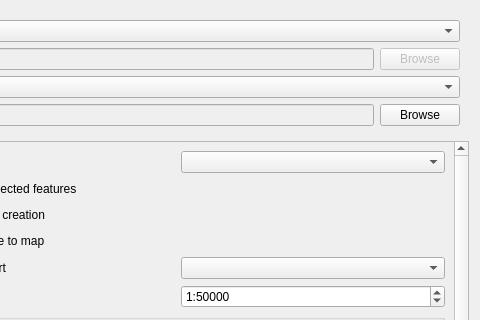
The window that src/ui/qgsvectorlayersaveasdialogbase.ui (qgis/QGIS) describes before a commit, drawn with Qt 5; both pictures show x 111 to 591 and y 0 to 320 of the 591 by 632 pixel window.
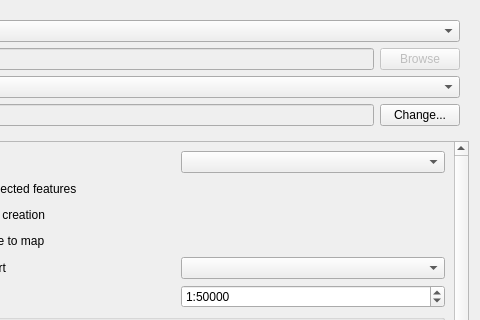
The same window after the commit. Custom widgets are drawn as their Qt base class.

Commit message:
use "change" instead of "browse" for CRS selection
as described in http://hub.qgis.org/issues/11273

```diff
--- a/src/ui/qgsvectorlayersaveasdialogbase.ui
+++ b/src/ui/qgsvectorlayersaveasdialogbase.ui
@@ -79,7 +79,7 @@
       <item row="4" column="2">
        <widget class="QPushButton" name="browseCRS">
         <property name="text">
-         <string>Browse</string>
+         <string>Change...</string>
         </property>
        </widget>
       </item>
```
